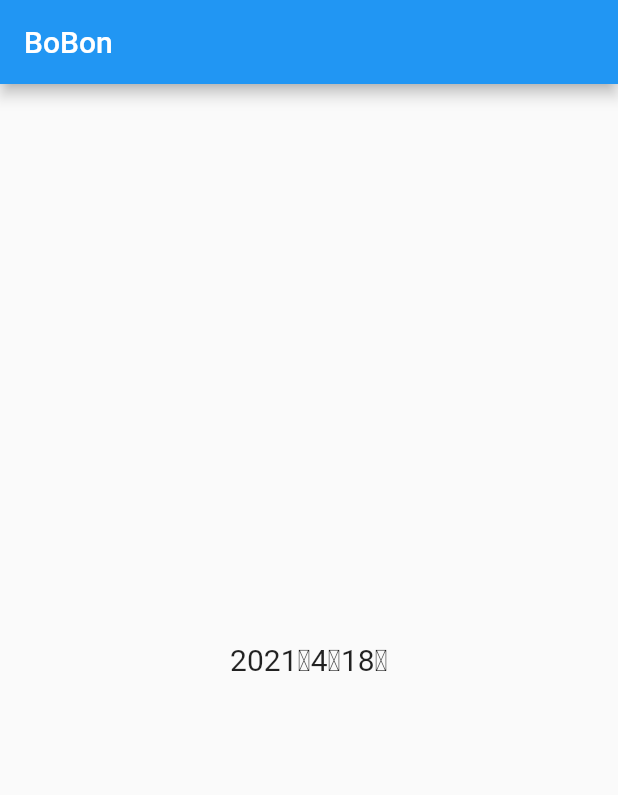
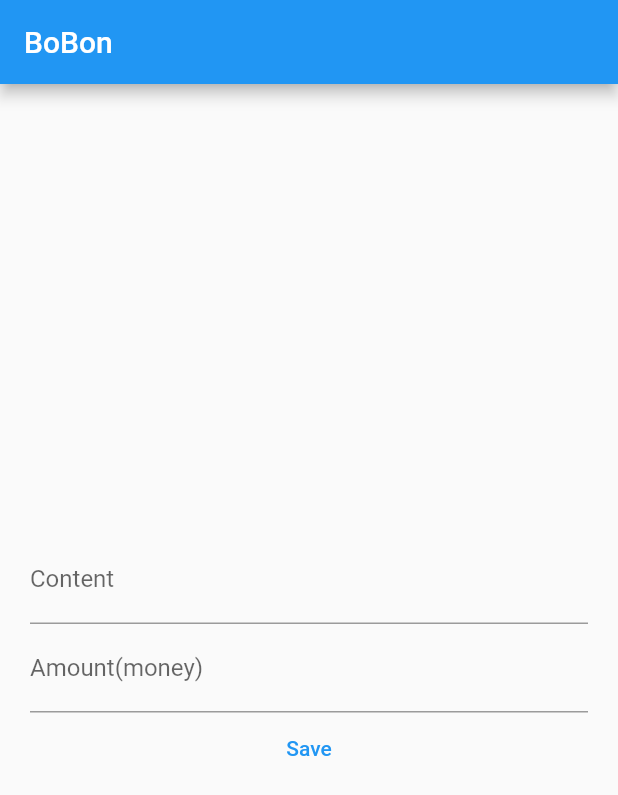
Before and after one commit to huynhminhvangit/hello_world, a Flutter app: the screen it shows after launch, on a phone screen of 412 x 824 dp. Shown: the top 795 px of the screen. Run offline on Flutter 3.47's test engine with Material 2 defaults, Android fonts, the phone set to English and light mode, and no system bars.

Commit message:
Use TextField, SnackBar

```diff
--- a/lib/MyApp.dart
+++ b/lib/MyApp.dart
@@ -1,6 +1,4 @@
 import 'package:flutter/material.dart';
-import 'package:intl/date_symbol_data_local.dart';
-import 'package:intl/intl.dart';
 
 // ignore: must_be_immutable
 class MyApp extends StatefulWidget {
@@ -11,34 +9,64 @@ class MyApp extends StatefulWidget {
 }
 
 class _MyAppState extends State<MyApp> with WidgetsBindingObserver {
-  DateFormat dateFormat = new DateFormat();
+  final _globalKey = GlobalKey<ScaffoldMessengerState>();
+  final _contentEditingController = new TextEditingController();
+  final _amountEditingController = new TextEditingController();
 
-  @override
-  void initState() {
-    super.initState();
-    initializeDateFormatting();
-    dateFormat = new DateFormat.yMMMd('ja');
-  }
+  String _content = '';
+  double _amount = 0;
 
   @override
   Widget build(BuildContext context) {
-    DateTime dateTime = new DateTime.now();
     return MaterialApp(
+      scaffoldMessengerKey: _globalKey,
       title: 'Hello World App',
       home: Scaffold(
         appBar: AppBar(
           title: Text("BoBon"),
         ),
-        body: Center(
+        body: SafeArea(
+          minimum: EdgeInsets.only(left: 20, right: 20),
           child: Column(
             mainAxisAlignment: MainAxisAlignment.center,
             children: [
-              Container(
-                padding: EdgeInsets.symmetric(horizontal: 20, vertical: 10),
-                child: Text(
-                  dateFormat.format(dateTime),
-                  style: TextStyle(fontSize: 20),
+              TextField(
+                controller: _contentEditingController,
+                decoration: InputDecoration(
+                  labelText: 'Content',
                 ),
+                onChanged: (value) {
+                  this.setState(() {
+                    _content = value;
+                  });
+                },
+              ),
+              TextField(
+                controller: _amountEditingController,
+                decoration: InputDecoration(
+                  labelText: 'Amount(money)',
+                ),
+                onChanged: (value) {
+                  this.setState(() {
+                    _amount = double.tryParse(value) ?? 0;
+                  });
+                },
+              ),
+              TextButton(
+                onPressed: () {
+                  final snackbar = SnackBar(
+                    content:
+                        Text('Content = $_content, money\'s amount = $_amount'),
+                    action: SnackBarAction(
+                      label: 'Undo',
+                      onPressed: () {
+                        // Some code to undo the change.
+                      },
+                    ),
+                  );
+                  _globalKey.currentState!.showSnackBar(snackbar);
+                },
+                child: Text('Save'),
               ),
             ],
           ),
```
